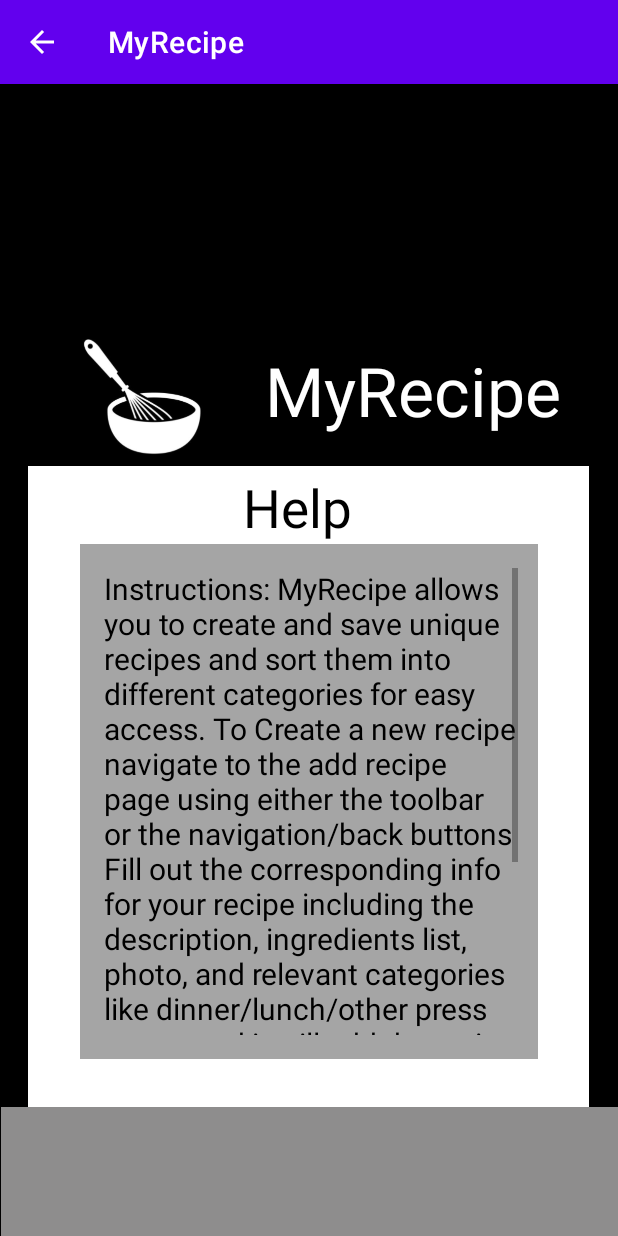
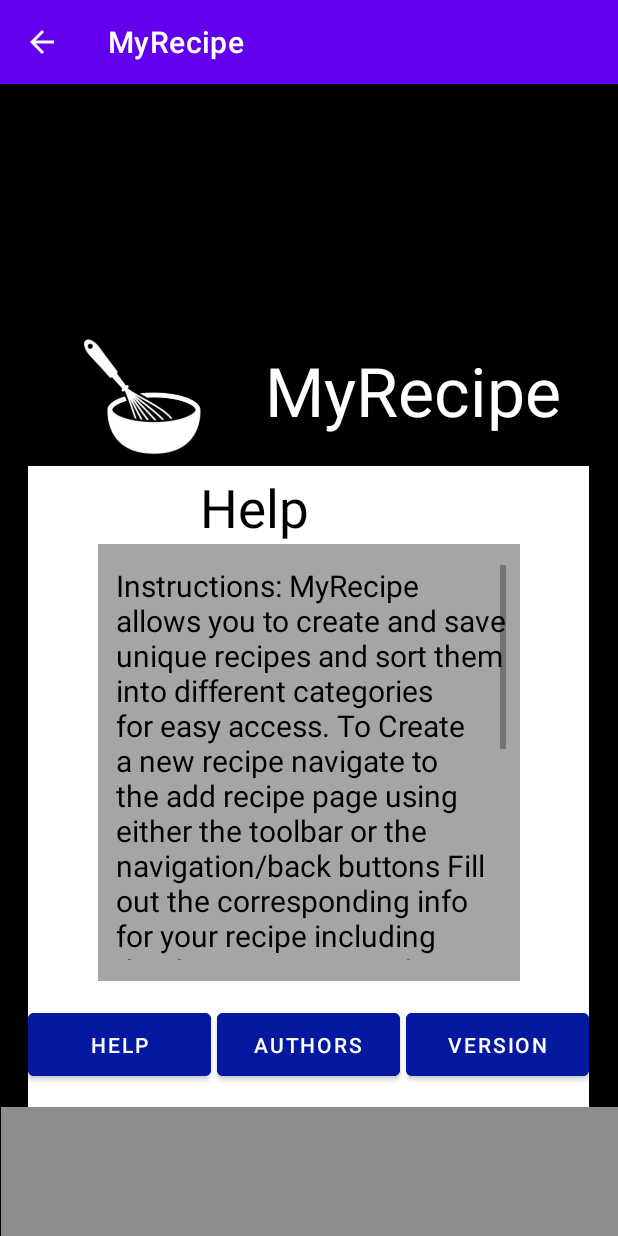
Before and after one commit to Darian-Muel/CP470_MyRecipe, an Android app: the HelpActivity screen opened directly, with no data from a screen before it, on a phone screen of 412 x 824 dp. Run offline under Robolectric (Android 15) with nearby library versions, the phone set to English and light mode, and no system bars.

Commit message:
- fixed the Help page.

```diff
--- a/app/src/main/java/com/code/darinmuellerchen/myrecipe/HelpActivity.java
+++ b/app/src/main/java/com/code/darinmuellerchen/myrecipe/HelpActivity.java
@@ -2,12 +2,19 @@ package com.code.darinmuellerchen.myrecipe;
 
 import androidx.appcompat.app.AppCompatActivity;
 
+import android.content.Intent;
 import android.os.Bundle;
 import android.text.method.ScrollingMovementMethod;
+import android.view.View;
+import android.widget.Button;
 import android.widget.TextView;
 
 public class HelpActivity extends AppCompatActivity {
     private TextView instructions;
+    private TextView header;
+    private Button btnShowVersion;
+    private Button btnShowAuthors;
+    private Button btnShowHelp;
 
     @Override
     protected void onCreate(Bundle savedInstanceState) {
@@ -15,7 +22,38 @@ public class HelpActivity extends AppCompatActivity {
         setContentView(R.layout.help_page);
 
         instructions = findViewById(R.id.txtInstructions);
+        header = findViewById(R.id.txtHelp);
+        btnShowAuthors = findViewById(R.id.btnShowAuthors);
+        btnShowHelp = findViewById(R.id.btnShowHelp);
+        btnShowVersion = findViewById(R.id.btnShowVersionNum);
+
+
         instructions.setMovementMethod(new ScrollingMovementMethod());
+
+        btnShowAuthors.setOnClickListener(new View.OnClickListener() {
+            @Override
+            public void onClick(View view) {
+                header.setText(R.string.Authors);
+                instructions.setText(R.string.AuthorDisplay);
+            }
+        });
+
+        btnShowHelp.setOnClickListener(new View.OnClickListener() {
+            @Override
+            public void onClick(View view) {
+                header.setText(R.string.Help);
+                instructions.setText(R.string.Instructions);
+            }
+        });
+
+        btnShowVersion.setOnClickListener(new View.OnClickListener() {
+            @Override
+            public void onClick(View view) {
+                header.setText(R.string.Version);
+                instructions.setText(R.string.VersionDisplay);
+            }
+        });
+
 
     }
 
--- a/app/src/main/res/layout/help_page.xml
+++ b/app/src/main/res/layout/help_page.xml
@@ -58,8 +58,9 @@
         app:layout_constraintStart_toStartOf="parent">
 
         <androidx.constraintlayout.widget.ConstraintLayout
-            android:layout_width="305dp"
-            android:layout_height="343dp"
+            android:id="@+id/constraintLayout3"
+            android:layout_width="281dp"
+            android:layout_height="291dp"
             android:background="#A5A5A5"
             app:layout_constraintEnd_toEndOf="parent"
             app:layout_constraintStart_toStartOf="parent"
@@ -67,8 +68,8 @@
 
             <TextView
                 android:id="@+id/txtInstructions"
-                android:layout_width="276dp"
-                android:layout_height="311dp"
+                android:layout_width="260dp"
+                android:layout_height="263dp"
                 android:fadeScrollbars="false"
                 android:scrollbars="vertical"
                 android:text="@string/Instructions"
@@ -84,7 +85,7 @@
 
         <TextView
             android:id="@+id/txtHelp"
-            android:layout_width="108dp"
+            android:layout_width="161dp"
             android:layout_height="48dp"
             android:layout_marginTop="4dp"
             android:text="@string/Help"
@@ -95,5 +96,40 @@
             app:layout_constraintStart_toStartOf="parent"
             app:layout_constraintTop_toTopOf="parent"
             tools:text="@string/Help" />
+
+        <Button
+            android:id="@+id/btnShowHelp"
+            android:layout_width="122dp"
+            android:layout_height="54dp"
+            android:backgroundTint="#04199F"
+            android:text="@string/Help"
+            app:iconTint="#EA2626"
+            app:layout_constraintBottom_toBottomOf="parent"
+            app:layout_constraintStart_toStartOf="parent"
+            app:layout_constraintTop_toBottomOf="@+id/constraintLayout3" />
+
+        <Button
+            android:id="@+id/btnShowVersionNum"
+            android:layout_width="122dp"
+            android:layout_height="54dp"
+            android:backgroundTint="#04199F"
+            android:text="@string/Version"
+            app:iconTint="#EA2626"
+            app:layout_constraintBottom_toBottomOf="parent"
+            app:layout_constraintEnd_toEndOf="parent"
+            app:layout_constraintTop_toBottomOf="@+id/constraintLayout3" />
+
+        <Button
+            android:id="@+id/btnShowAuthors"
+            android:layout_width="122dp"
+            android:layout_height="54dp"
+            android:backgroundTint="#04199F"
+            android:text="@string/Authors"
+            app:iconTint="#EA2626"
+            app:layout_constraintBottom_toBottomOf="parent"
+            app:layout_constraintEnd_toStartOf="@+id/btnShowVersionNum"
+            app:layout_constraintStart_toEndOf="@+id/btnShowHelp"
+            app:layout_constraintTop_toBottomOf="@+id/constraintLayout3" />
+
     </androidx.constraintlayout.widget.ConstraintLayout>
 </androidx.constraintlayout.widget.ConstraintLayout>
--- a/app/src/main/res/values/strings.xml
+++ b/app/src/main/res/values/strings.xml
@@ -13,6 +13,14 @@ To Create a new recipe navigate to the add recipe page using either the toolbar
 Fill out the corresponding info for your recipe including the description, ingredients list, photo, and relevant categories like dinner/lunch/other
 press create and it will add the recipe to the corresponding tags you selected. You can view these recipes by navigating to the view recipes page and selecting
 the corresponding category to view all the recipes listed under that category</string>
+    <string name="Authors">Authors</string>
+    <string name="Version">Version</string>
+
+    <string name="AuthorDisplay">Authors: Darian Muellerchen, Issac Abdi, Edmund Ru, Jordan Bergen, Sean Kirschner</string>
+
+    <string name="VersionDisplay">Version = "1.0"</string>
+
+
 
     <string name="Title">Title</string>
     <string name="Description">Description</string>
```
Also changed, not shown: 1 other file.
